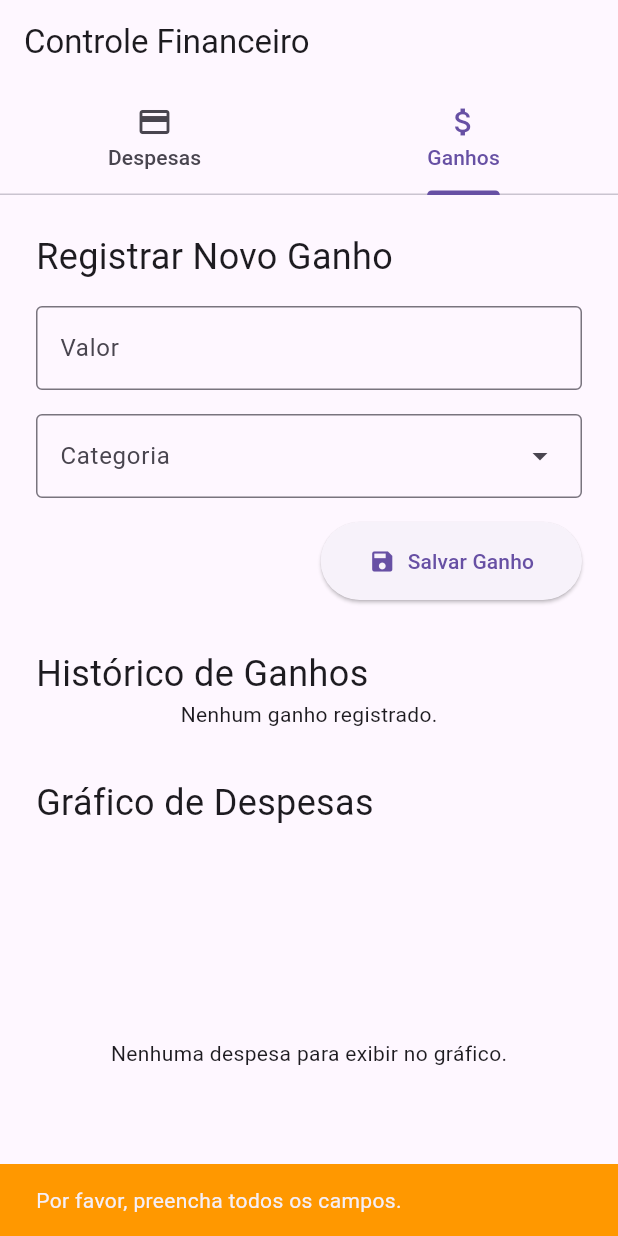
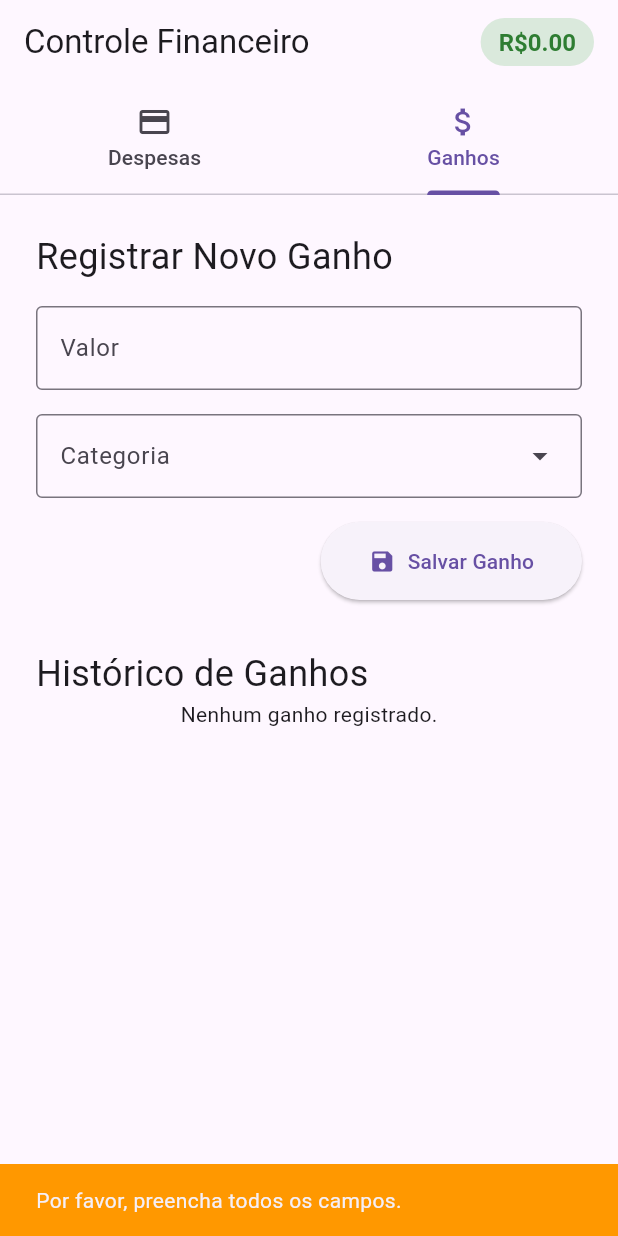
Before and after one commit to elipe1/controle_financeiro, a Flutter app: the screen it shows after launch, tab 2 chosen, after a tap on "Salvar Ganho", on a phone screen of 412 x 824 dp. Run offline on Flutter 3.47's test engine with Material 3 defaults, Android fonts, the phone set to English and light mode, and no system bars; our stand-ins replace cloud_firestore, firebase_core; accounts and stored records are empty.

Commit message:
feature: edit and remove

```diff
--- a/lib/screens/earnings_screen.dart
+++ b/lib/screens/earnings_screen.dart
@@ -1,7 +1,6 @@
 import 'package:cloud_firestore/cloud_firestore.dart';
 import 'package:controle_financeiro/earning_category.dart';
 import 'package:controle_financeiro/models/earning.dart';
-import 'package:fl_chart/fl_chart.dart';
 import 'package:flutter/material.dart';
 import 'package:uuid/uuid.dart';
 
@@ -16,6 +15,7 @@ class _EarningsScreenState extends State<EarningsScreen> {
   final TextEditingController _amountController = TextEditingController();
   String? _selectedCategory;
   Key _dropdownKey = UniqueKey();
+  String? _editingEarningId;
 
   final Uuid uuid = const Uuid();
 
@@ -23,6 +23,7 @@ class _EarningsScreenState extends State<EarningsScreen> {
     setState(() {
       _amountController.clear();
       _selectedCategory = null;
+      _editingEarningId = null;
       _dropdownKey = UniqueKey();
     });
   }
@@ -50,16 +51,28 @@ class _EarningsScreenState extends State<EarningsScreen> {
     }
 
     try {
-      await FirebaseFirestore.instance.collection('earnings').add({
-        'id': uuid.v4(),
+      final earningData = {
         'amount': amount,
         'category': _selectedCategory,
         'date': Timestamp.now(),
-      });
+      };
+
+      if (_editingEarningId == null) {
+        await FirebaseFirestore.instance.collection('earnings').add({
+          ...earningData,
+          'id': uuid.v4(),
+        });
+      } else {
+        await FirebaseFirestore.instance
+            .collection('earnings')
+            .doc(_editingEarningId)
+            .update(earningData);
+      }
 
       ScaffoldMessenger.of(context).showSnackBar(
-        const SnackBar(
-          content: Text('Ganho registrado com sucesso!'),
+        SnackBar(
+          content: Text(
+              'Ganho ${_editingEarningId == null ? 'registrado' : 'atualizado'} com sucesso!'),
           backgroundColor: Colors.green,
         ),
       );
@@ -72,6 +85,15 @@ class _EarningsScreenState extends State<EarningsScreen> {
         ),
       );
     }
+  }
+
+  void _startEdit(
+      String id, double currentAmount, String currentCategory) {
+    setState(() {
+      _editingEarningId = id;
+      _amountController.text = currentAmount.toString();
+      _selectedCategory = currentCategory;
+    });
   }
 
   @override
@@ -89,15 +111,6 @@ class _EarningsScreenState extends State<EarningsScreen> {
               style: TextStyle(fontSize: 24),
             ),
             _buildEarningsList(),
-            const SizedBox(height: 32),
-            const Text(
-              'Gráfico de Despesas',
-              style: TextStyle(fontSize: 24),
-            ),
-            SizedBox(
-              height: 300,
-              child: _buildExpensesChart(),
-            ),
           ],
         ),
       ),
@@ -108,9 +121,11 @@ class _EarningsScreenState extends State<EarningsScreen> {
     return Column(
       crossAxisAlignment: CrossAxisAlignment.start,
       children: [
-        const Text(
-          'Registrar Novo Ganho',
-          style: TextStyle(fontSize: 24),
+        Text(
+          _editingEarningId == null
+              ? 'Registrar Novo Ganho'
+              : 'Editando Ganho',
+          style: const TextStyle(fontSize: 24),
         ),
         const SizedBox(height: 16),
         TextField(
@@ -173,15 +188,7 @@ class _EarningsScreenState extends State<EarningsScreen> {
           return const Center(child: Text('Nenhum ganho registrado.'));
         }
 
-        final earnings = snapshot.data!.docs.map((doc) {
-          final data = doc.data() as Map<String, dynamic>;
-          return Earning(
-            id: data.containsKey('id') ? data['id'] : '',
-            amount: data['amount'],
-            category: data['category'],
-            date: (data['date'] as Timestamp).toDate(),
-          );
-        }).toList();
+        final earnings = snapshot.data!.docs;
 
         return ListView.builder(
           shrinkWrap: true,
@@ -189,13 +196,32 @@ class _EarningsScreenState extends State<EarningsScreen> {
           itemCount: earnings.length,
           itemBuilder: (context, index) {
             final earning = earnings[index];
+            final data = earning.data() as Map<String, dynamic>;
+            final date = (data['date'] as Timestamp).toDate();
             return Card(
               margin: const EdgeInsets.symmetric(vertical: 8),
               child: ListTile(
                 title: Text(
-                    '${earning.category}: R\$ ${earning.amount.toStringAsFixed(2)}'),
+                    '${data['category']}: R\$ ${data['amount'].toStringAsFixed(2)}'),
                 subtitle:
-                    Text('${earning.date.day}/${earning.date.month}/${earning.date.year}'),
+                    Text('${date.day}/${date.month}/${date.year}'),
+                trailing: Row(
+                  mainAxisSize: MainAxisSize.min,
+                  children: [
+                    IconButton(
+                      icon: const Icon(Icons.edit),
+                      onPressed: () => _startEdit(
+                        earning.id,
+                        data['amount'],
+                        data['category'],
+                      ),
+                    ),
+                    IconButton(
+                      icon: const Icon(Icons.delete),
+                      onPressed: () => _deleteEarning(earning.id),
+                    ),
+                  ],
+                ),
               ),
             );
           },
@@ -204,65 +230,26 @@ class _EarningsScreenState extends State<EarningsScreen> {
     );
   }
 
-  Widget _buildExpensesChart() {
-    return StreamBuilder<QuerySnapshot>(
-      stream: FirebaseFirestore.instance.collection('expenses').snapshots(),
-      builder: (context, snapshot) {
-        if (snapshot.connectionState == ConnectionState.waiting) {
-          return const Center(child: CircularProgressIndicator());
-        }
-        if (!snapshot.hasData || snapshot.data!.docs.isEmpty) {
-          return const Center(
-              child: Text('Nenhuma despesa para exibir no gráfico.'));
-        }
-
-        Map<String, double> expenseByCategory = {};
-        for (var doc in snapshot.data!.docs) {
-          final data = doc.data() as Map<String, dynamic>;
-          final category = data['category'] as String;
-          final value = data['value'] as double;
-          expenseByCategory.update(
-              category, (existingValue) => existingValue + value,
-              ifAbsent: () => value);
-        }
-
-        double totalExpense =
-            expenseByCategory.values.fold(0, (sum, item) => sum + item);
-
-        final List<Color> chartColors = [
-          Colors.blue,
-          Colors.red,
-          Colors.yellow,
-          Colors.purple,
-          Colors.orange,
-          Colors.teal,
-          Colors.pink,
-          Colors.amber,
-        ];
-
-        List<PieChartSectionData> sections =
-            expenseByCategory.entries.map((entry) {
-          final percentage = (entry.value / totalExpense) * 100;
-          final colorIndex =
-              expenseByCategory.keys.toList().indexOf(entry.key);
-          return PieChartSectionData(
-            value: percentage,
-            title: '${percentage.toStringAsFixed(1)}%',
-            color: chartColors[colorIndex % chartColors.length],
-            radius: 80,
-            titleStyle: const TextStyle(
-                fontSize: 12, fontWeight: FontWeight.bold, color: Colors.white),
-          );
-        }).toList();
-
-        return PieChart(
-          PieChartData(
-            sections: sections,
-            sectionsSpace: 2,
-            centerSpaceRadius: 40,
+  Future<void> _deleteEarning(String id) async {
+    try {
+      await FirebaseFirestore.instance.collection('earnings').doc(id).delete();
+      if (mounted) {
+        ScaffoldMessenger.of(context).showSnackBar(
+          const SnackBar(
+            content: Text('Ganho excluído com sucesso!'),
+            backgroundColor: Colors.green,
           ),
         );
-      },
-    );
+      }
+    } catch (e) {
+      if (mounted) {
+        ScaffoldMessenger.of(context).showSnackBar(
+          SnackBar(
+            content: Text('Erro ao excluir ganho: $e'),
+            backgroundColor: Colors.red,
+          ),
+        );
+      }
+    }
   }
 }
--- /dev/null
+++ b/lib/screens/expenses_screen.dart
@@ -0,0 +1,359 @@
+import 'package:cloud_firestore/cloud_firestore.dart';
+import 'package:controle_financeiro/category.dart';
+import 'package:flutter/material.dart';
+
+class ExpensesScreen extends StatefulWidget {
+  const ExpensesScreen({super.key});
+
+  @override
+  State<ExpensesScreen> createState() => _ExpensesScreenState();
+}
+
+class _ExpensesScreenState extends State<ExpensesScreen> {
+  final TextEditingController description = TextEditingController();
+  final TextEditingController value = TextEditingController();
+  DateTime? date;
+  String? category;
+  Key dropdownKey = UniqueKey();
+  String? _editingExpenseId;
+
+  void _clearFields() {
+    setState(() {
+      description.clear();
+      value.clear();
+      date = null;
+      category = null;
+      _editingExpenseId = null;
+      dropdownKey = UniqueKey();
+    });
+  }
+
+  Future<void> _saveExpense() async {
+    if (description.text.isEmpty ||
+        value.text.isEmpty ||
+        date == null ||
+        category == null) {
+      if (mounted) {
+        ScaffoldMessenger.of(context).showSnackBar(
+          const SnackBar(
+            content: Text('Por favor, preencha todos os campos.'),
+            backgroundColor: Colors.orange,
+          ),
+        );
+      }
+      return;
+    }
+
+    try {
+      final expenseData = {
+        'description': description.text,
+        'value': double.parse(value.text.replaceAll(',', '.')),
+        'category': category,
+        'date': Timestamp.fromDate(date!),
+      };
+
+      if (_editingExpenseId == null) {
+        await FirebaseFirestore.instance.collection('expenses').add({
+          ...expenseData,
+          'createdAt': FieldValue.serverTimestamp(),
+        });
+      } else {
+        await FirebaseFirestore.instance
+            .collection('expenses')
+            .doc(_editingExpenseId)
+            .update(expenseData);
+      }
+
+      if (mounted) {
+        ScaffoldMessenger.of(context).showSnackBar(
+          SnackBar(
+            content: Text(
+                'Gasto ${_editingExpenseId == null ? 'registrado' : 'atualizado'} com sucesso!'),
+            backgroundColor: Colors.green,
+          ),
+        );
+        _clearFields();
+      }
+    } catch (e) {
+      if (mounted) {
+        ScaffoldMessenger.of(context).showSnackBar(
+          SnackBar(
+            content: Text('Erro ao registrar gasto: $e'),
+            backgroundColor: Colors.red,
+          ),
+        );
+      }
+    }
+  }
+
+  void _startEdit(
+      String id, String currentDescription, double currentValue,
+      String currentCategory, DateTime currentDate) {
+    setState(() {
+      _editingExpenseId = id;
+      description.text = currentDescription;
+      value.text = currentValue.toString();
+      category = currentCategory;
+      date = currentDate;
+    });
+  }
+
+  @override
+  Widget build(BuildContext context) {
+    return SingleChildScrollView(
+      child: Padding(
+        padding: const EdgeInsets.all(24.0),
+        child: Column(
+          mainAxisAlignment: MainAxisAlignment.start,
+          children: [
+            Text(
+              _editingExpenseId == null
+                  ? "Digite os dados do novo gasto:"
+                  : "Editando gasto:",
+              style: const TextStyle(fontSize: 24),
+            ),
+            const SizedBox(height: 16),
+            TextField(
+              controller: description,
+              decoration: const InputDecoration(
+                labelText: 'Descrição',
+                border: OutlineInputBorder(),
+              ),
+            ),
+            const SizedBox(height: 16),
+            TextField(
+              controller: value,
+              keyboardType: const TextInputType.numberWithOptions(
+                decimal: true,
+                signed: false,
+              ),
+              decoration: const InputDecoration(
+                labelText: 'Valor (R\$)',
+                border: OutlineInputBorder(),
+              ),
+            ),
+            const SizedBox(height: 16),
+            DropdownMenu<String>(
+              key: dropdownKey,
+              width: MediaQuery.of(context).size.width - 48,
+              label: const Text('Categoria'),
+              hintText: 'Escolha uma categoria',
+              initialSelection: category,
+              enableSearch: false,
+              enableFilter: false,
+              requestFocusOnTap: false,
+              dropdownMenuEntries: Categories.all.map((String cat) {
+                return DropdownMenuEntry<String>(value: cat, label: cat);
+              }).toList(),
+              onSelected: (String? newValue) {
+                setState(() {
+                  category = newValue;
+                });
+              },
+            ),
+            const SizedBox(height: 16),
+            Row(
+              mainAxisAlignment: MainAxisAlignment.spaceBetween,
+              children: [
+                const Text("Data do gasto:", style: TextStyle(fontSize: 16)),
+                FilledButton.icon(
+                  style: FilledButton.styleFrom(
+                    backgroundColor: Colors.grey[800],
+                    foregroundColor: Colors.white,
+                  ),
+                  onPressed: () async {
+                    final selectedDate = await showDatePicker(
+                      context: context,
+                      initialDate: date ?? DateTime.now(),
+                      firstDate: DateTime(2024),
+                      lastDate: DateTime(2026),
+                      builder: (context, child) {
+                        return Theme(
+                          data: Theme.of(context).copyWith(
+                            colorScheme: const ColorScheme.light(
+                              primary: Colors.green,
+                              onPrimary: Colors.white,
+                              onSurface: Colors.black,
+                            ),
+                            textButtonTheme: TextButtonThemeData(
+                              style: TextButton.styleFrom(
+                                foregroundColor: Colors.green,
+                              ),
+                            ),
+                          ),
+                          child: child!,
+                        );
+                      },
+                    );
+                    if (selectedDate != null) {
+                      setState(() {
+                        date = selectedDate;
+                      });
+                    }
+                  },
+                  icon: const Icon(Icons.calendar_today),
+                  label: Text(
+                    date == null
+                        ? 'Selecionar Data'
+                        : '${date!.day}/${date!.month}/${date!.year}',
+                  ),
+                ),
+              ],
+            ),
+            const SizedBox(height: 32),
+            Row(
+              mainAxisAlignment: MainAxisAlignment.end,
+              children: [
+                OutlinedButton.icon(
+                  onPressed: () {
+                    _clearFields();
+                    if (mounted) {
+                      ScaffoldMessenger.of(context).showSnackBar(
+                        const SnackBar(
+                          content: Text('Campos limpos com sucesso!'),
+                          backgroundColor: Colors.blue,
+                        ),
+                      );
+                    }
+                  },
+                  icon: const Icon(Icons.clear),
+                  label: const Text('Limpar'),
+                  style: OutlinedButton.styleFrom(
+                    foregroundColor: Colors.blue,
+                    side: const BorderSide(color: Colors.blue),
+                    padding: const EdgeInsets.symmetric(
+                      horizontal: 32,
+                      vertical: 16,
+                    ),
+                  ),
+                ),
+                const SizedBox(width: 16),
+                FilledButton.icon(
+                  onPressed: _saveExpense,
+                  icon: const Icon(Icons.save),
+                  label: const Text('Salvar'),
+                  style: FilledButton.styleFrom(
+                    backgroundColor: Colors.green,
+                    foregroundColor: Colors.white,
+                    padding: const EdgeInsets.symmetric(
+                      horizontal: 32,
+                      vertical: 16,
+                    ),
+                  ),
+                ),
+              ],
+            ),
+            const SizedBox(height: 32),
+            const Text(
+              "Histórico de Gastos",
+              style: TextStyle(fontSize: 24),
+            ),
+            _buildExpensesList(),
+          ],
+        ),
+      ),
+    );
+  }
+
+  Widget _buildExpensesList() {
+    return StreamBuilder<QuerySnapshot>(
+      stream: FirebaseFirestore.instance
+          .collection('expenses')
+          .orderBy('date', descending: true)
+          .limit(10)
+          .snapshots(),
+      builder: (context, snapshot) {
+        if (snapshot.connectionState == ConnectionState.waiting) {
+          return const Center(child: CircularProgressIndicator());
+        }
+        if (!snapshot.hasData || snapshot.data!.docs.isEmpty) {
+          return const Center(child: Text('Nenhuma despesa registrada.'));
+        }
+
+        final expenses = snapshot.data!.docs;
+
+        return ListView.builder(
+          shrinkWrap: true,
+          physics: const NeverScrollableScrollPhysics(),
+          itemCount: expenses.length,
+          itemBuilder: (context, index) {
+            final expense = expenses[index];
+            final data = expense.data() as Map<String, dynamic>;
+            final date = (data['date'] as Timestamp).toDate();
+
+            return Card(
+              margin: const EdgeInsets.symmetric(vertical: 8),
+              child: ListTile(
+                title: Text(data['description']),
+                subtitle: Text(data['category']),
+                trailing: Row(
+                  mainAxisSize: MainAxisSize.min,
+                  children: [
+                    Column(
+                      mainAxisAlignment: MainAxisAlignment.center,
+                      crossAxisAlignment: CrossAxisAlignment.end,
+                      children: [
+                        Text(
+                          'R\$ ${data['value'].toStringAsFixed(2)}',
+                          style: const TextStyle(
+                            fontWeight: FontWeight.bold,
+                            fontSize: 16,
+                          ),
+                        ),
+                        Text('${date.day}/${date.month}/${date.year}'),
+                      ],
+                    ),
+                    IconButton(
+                      icon: const Icon(Icons.edit),
+                      onPressed: () => _startEdit(
+                        expense.id,
+                        data['description'],
+                        data['value'],
+                        data['category'],
+                        date,
+                      ),
+                    ),
+                    IconButton(
+                      icon: const Icon(Icons.delete),
+                      onPressed: () => _deleteExpense(expense.id),
+                    ),
+                  ],
+                ),
+              ),
+            );
+          },
+        );
+      },
+    );
+  }
+
+  Future<void> _deleteExpense(String id) async {
+    try {
+      await FirebaseFirestore.instance.collection('expenses').doc(id).delete();
+      if (mounted) {
+        ScaffoldMessenger.of(context).showSnackBar(
+          const SnackBar(
+            content: Text('Gasto excluído com sucesso!'),
+            backgroundColor: Colors.green,
+          ),
+        );
+      }
+    } catch (e) {
+      if (mounted) {
+        ScaffoldMessenger.of(context).showSnackBar(
+          SnackBar(
+            content: Text('Erro ao excluir gasto: $e'),
+            backgroundColor: Colors.red,
+          ),
+        );
+      }
+    }
+  }
+
+  @override
+  void dispose() {
+    description.dispose();
+    value.dispose();
+    super.dispose();
+  }
+}
--- a/lib/screens/home_screen.dart
+++ b/lib/screens/home_screen.dart
@@ -1,17 +1,29 @@
+import 'package:cloud_firestore/cloud_firestore.dart';
 import 'package:controle_financeiro/screens/earnings_screen.dart';
-import 'package:controle_financeiro/screens/new_expense.dart';
+import 'package:controle_financeiro/screens/expenses_screen.dart';
 import 'package:flutter/material.dart';
 
-class HomeScreen extends StatelessWidget {
+class HomeScreen extends StatefulWidget {
   const HomeScreen({super.key});
 
+  @override
+  State<HomeScreen> createState() => _HomeScreenState();
+}
+
+class _HomeScreenState extends State<HomeScreen> {
   @override
   Widget build(BuildContext context) {
     return DefaultTabController(
       length: 2,
       child: Scaffold(
         appBar: AppBar(
-          title: const Text('Controle Financeiro'),
+          title: Row(
+            mainAxisAlignment: MainAxisAlignment.spaceBetween,
+            children: [
+              const Text('Controle Financeiro'),
+              _buildBalanceInAppBar(),
+            ],
+          ),
           bottom: const TabBar(
             tabs: [
               Tab(icon: Icon(Icons.payment), text: 'Despesas'),
@@ -19,13 +31,70 @@ class HomeScreen extends StatelessWidget {
             ],
           ),
         ),
-        body: const TabBarView(
-          children: [
-            Expense(), // Tela de Despesas
-            EarningsScreen(), // Tela de Ganhos
-          ],
+        body: const Expanded(
+          child: TabBarView(
+            children: [
+              ExpensesScreen(), // Tela de Despesas
+              EarningsScreen(), // Tela de Ganhos
+            ],
+          ),
         ),
       ),
     );
   }
+
+  Widget _buildBalanceInAppBar() {
+    return StreamBuilder<QuerySnapshot>(
+      stream: FirebaseFirestore.instance.collection('earnings').snapshots(),
+      builder: (context, earningsSnapshot) {
+        return StreamBuilder<QuerySnapshot>(
+          stream: FirebaseFirestore.instance.collection('expenses').snapshots(),
+          builder: (context, expensesSnapshot) {
+            if (earningsSnapshot.connectionState == ConnectionState.waiting ||
+                expensesSnapshot.connectionState == ConnectionState.waiting) {
+              return Container(
+                padding: const EdgeInsets.all(8),
+                child: const SizedBox(
+                  width: 20,
+                  height: 20,
+                  child: CircularProgressIndicator(strokeWidth: 2),
+                ),
+              );
+            }
+
+            final totalEarnings =
+                (earningsSnapshot.data?.docs ?? []).fold<double>(
+              0,
+              (sum, doc) => sum + (doc['amount'] as num),
+            );
+            final totalExpenses =
+                (expensesSnapshot.data?.docs ?? []).fold<double>(
+              0,
+              (sum, doc) => sum + (doc['value'] as num),
+            );
+
+            final balance = totalEarnings - totalExpenses;
+
+            return Container(
+              padding: const EdgeInsets.symmetric(horizontal: 12, vertical: 6),
+              decoration: BoxDecoration(
+                color: balance >= 0
+                    ? Colors.green.withOpacity(0.2)
+                    : Colors.red.withOpacity(0.2),
+                borderRadius: BorderRadius.circular(20),
+              ),
+              child: Text(
+                'R\$${balance.toStringAsFixed(2)}',
+                style: TextStyle(
+                  fontSize: 16,
+                  fontWeight: FontWeight.bold,
+                  color: balance >= 0 ? Colors.green[800] : Colors.red[800],
+                ),
+              ),
+            );
+          },
+        );
+      },
+    );
+  }
 }
```
Also changed, not shown: lib/models/expense.dart (added, +13 -0 lines), lib/screens/expenses_list_screen.dart (deleted, +0 -57 lines).
